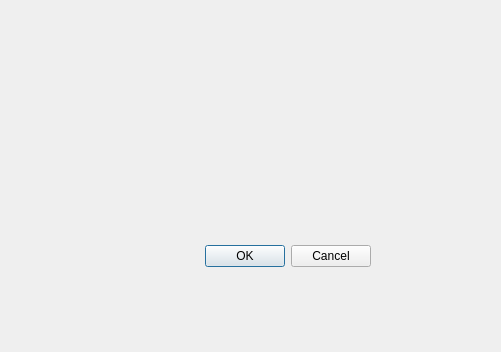
Old version of the form FilmManager/addpersondialog.ui in the repository Zachaly/Jipp_Projekt_ZS_NS.
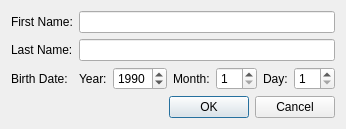
New version of the form.

The edit to the form file:
```diff
--- a/FilmManager/addpersondialog.ui
+++ b/FilmManager/addpersondialog.ui
@@ -2,33 +2,116 @@
 <ui version="4.0">
  <class>AddPersonDialog</class>
  <widget class="QDialog" name="AddPersonDialog">
-  <property name="geometry">
-   <rect>
-    <x>0</x>
-    <y>0</y>
-    <width>501</width>
-    <height>352</height>
-   </rect>
-  </property>
   <property name="windowTitle">
    <string>Dialog</string>
   </property>
-  <widget class="QDialogButtonBox" name="buttonBox">
-   <property name="geometry">
-    <rect>
-     <x>30</x>
-     <y>240</y>
-     <width>341</width>
-     <height>32</height>
-    </rect>
-   </property>
-   <property name="orientation">
-    <enum>Qt::Orientation::Horizontal</enum>
-   </property>
-   <property name="standardButtons">
-    <set>QDialogButtonBox::StandardButton::Cancel|QDialogButtonBox::StandardButton::Ok</set>
-   </property>
-  </widget>
+  <layout class="QVBoxLayout" name="verticalLayout">
+   <item>
+    <layout class="QFormLayout" name="formLayout">
+     <item row="0" column="0">
+      <widget class="QLabel" name="labelFirstName">
+       <property name="text">
+        <string>First Name:</string>
+       </property>
+      </widget>
+     </item>
+     <item row="0" column="1">
+      <widget class="QLineEdit" name="firstNameEdit"/>
+     </item>
+     <item row="1" column="0">
+      <widget class="QLabel" name="labelLastName">
+       <property name="text">
+        <string>Last Name:</string>
+       </property>
+      </widget>
+     </item>
+     <item row="1" column="1">
+      <widget class="QLineEdit" name="lastNameEdit"/>
+     </item>
+     <item row="2" column="0">
+      <widget class="QLabel" name="labelBirthDate">
+       <property name="text">
+        <string>Birth Date:</string>
+       </property>
+      </widget>
+     </item>
+     <item row="2" column="1">
+      <layout class="QHBoxLayout" name="birthDateLayout">
+       <item>
+        <widget class="QLabel" name="labelYear">
+         <property name="text">
+          <string>Year:</string>
+         </property>
+        </widget>
+       </item>
+       <item>
+        <widget class="QSpinBox" name="yearSpin">
+         <property name="minimum">
+          <number>1900</number>
+         </property>
+         <property name="maximum">
+          <number>2100</number>
+         </property>
+         <property name="value">
+          <number>1990</number>
+         </property>
+        </widget>
+       </item>
+       <item>
+        <widget class="QLabel" name="labelMonth">
+         <property name="text">
+          <string>Month:</string>
+         </property>
+        </widget>
+       </item>
+       <item>
+        <widget class="QSpinBox" name="monthSpin">
+         <property name="minimum">
+          <number>1</number>
+         </property>
+         <property name="maximum">
+          <number>12</number>
+         </property>
+         <property name="value">
+          <number>1</number>
+         </property>
+        </widget>
+       </item>
+       <item>
+        <widget class="QLabel" name="labelDay">
+         <property name="text">
+          <string>Day:</string>
+         </property>
+        </widget>
+       </item>
+       <item>
+        <widget class="QSpinBox" name="daySpin">
+         <property name="minimum">
+          <number>1</number>
+         </property>
+         <property name="maximum">
+          <number>31</number>
+         </property>
+         <property name="value">
+          <number>1</number>
+         </property>
+        </widget>
+       </item>
+      </layout>
+     </item>
+    </layout>
+   </item>
+   <item>
+    <widget class="QDialogButtonBox" name="buttonBox">
+     <property name="orientation">
+      <enum>Qt::Horizontal</enum>
+     </property>
+     <property name="standardButtons">
+      <set>QDialogButtonBox::Cancel|QDialogButtonBox::Ok</set>
+     </property>
+    </widget>
+   </item>
+  </layout>
  </widget>
  <resources/>
  <connections>
```
Left out of the diff: 12 changed lines with no effect on the pictures.
